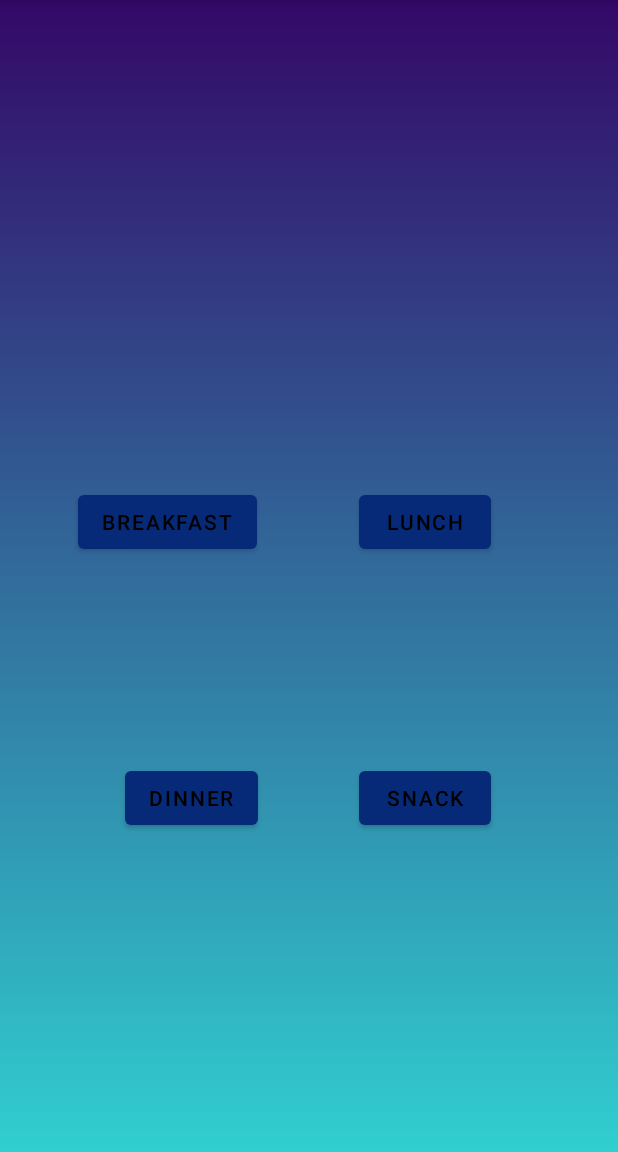
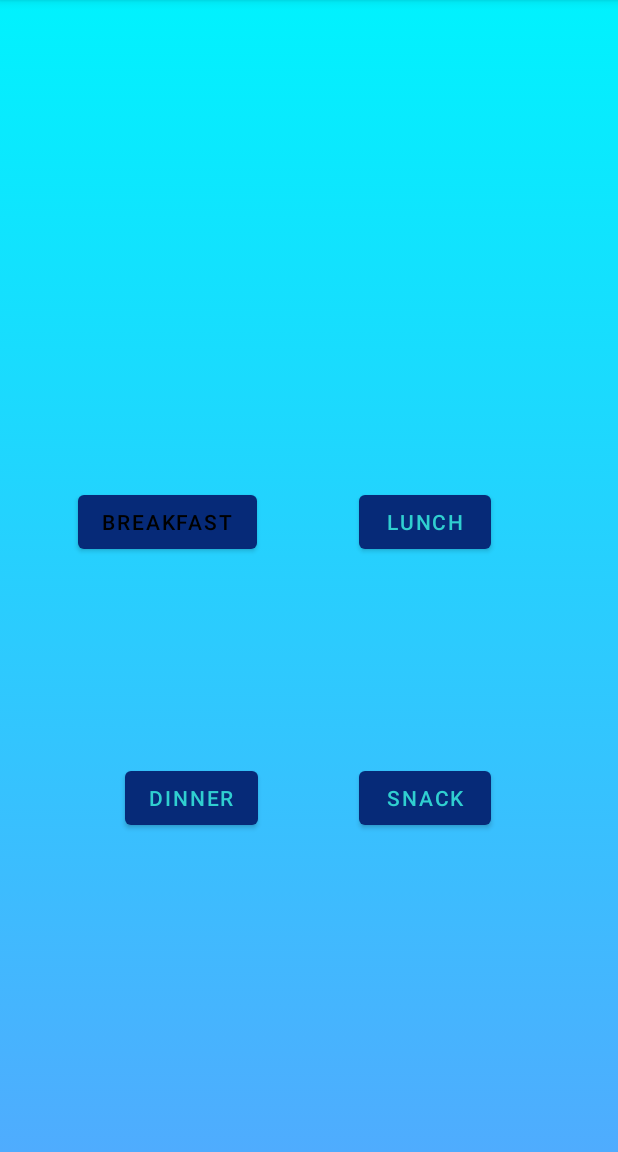
Before and after one commit to Shafi-Hassan/CalorieTracker, an Android app: the Daily screen opened directly, with no data from a screen before it, on a phone screen of 412 x 824 dp, the part 84-1236 px from its top. Run offline under Robolectric (Android 15) with nearby library versions, the phone set to English and light mode, and no system bars.

Commit message:
Added Gradient to Daily page

```diff
--- /dev/null
+++ b/app/src/main/res/drawable/daily_g_b.xml
@@ -0,0 +1,12 @@
+<?xml version="1.0" encoding="utf-8"?>
+<selector xmlns:android="http://schemas.android.com/apk/res/android">
+    <item>
+        <shape>
+            <gradient
+                android:angle="90"
+                android:startColor="#4facfe"
+                android:endColor="#00f2fe"
+                android:type="linear"/>
+        </shape>
+    </item>
+</selector>
--- a/app/src/main/res/layout/activity_main2.xml
+++ b/app/src/main/res/layout/activity_main2.xml
@@ -32,8 +32,8 @@
         android:layout_marginLeft="5dp"
         android:layout_marginTop="35dp"
         android:hint="Name"
-        android:textColorHint="@color/white"
-        android:textColor="@color/white"
+        android:textColorHint="#30cfd0"
+        android:textColor="#30cfd0"
 
         />
     <Button
@@ -44,6 +44,7 @@
         app:layout_constraintRight_toRightOf="parent"
         android:layout_marginTop="15dp"
         android:text="Submit"
+        android:textColor="#30cfd0"
         android:id="@+id/submit"
 
         />
--- a/app/src/main/res/layout/daily.xml
+++ b/app/src/main/res/layout/daily.xml
@@ -5,7 +5,7 @@
     android:layout_width="match_parent"
     android:layout_height="match_parent"
     tools:context=".Daily"
-    android:background="@drawable/settings_g_b"
+    android:background="@drawable/daily_g_b"
     >
 
 
@@ -29,7 +29,9 @@
         app:layout_constraintBottom_toBottomOf="parent"
         app:layout_constraintHorizontal_bias="0.739"
         app:layout_constraintLeft_toLeftOf="parent"
-        app:layout_constraintRight_toRightOf="parent" />
+        app:layout_constraintRight_toRightOf="parent"
+        android:textColor="#30cfd0"
+        />
 
     <Button
         android:id="@+id/dinner"
@@ -40,7 +42,9 @@
         app:layout_constraintBottom_toBottomOf="parent"
         app:layout_constraintHorizontal_bias="0.257"
         app:layout_constraintLeft_toLeftOf="parent"
-        app:layout_constraintRight_toRightOf="parent" />
+        app:layout_constraintRight_toRightOf="parent"
+        android:textColor="#30cfd0"
+        />
 
     <Button
         android:id="@+id/snack"
@@ -51,5 +55,7 @@
         app:layout_constraintBottom_toBottomOf="parent"
         app:layout_constraintHorizontal_bias="0.739"
         app:layout_constraintLeft_toLeftOf="parent"
-        app:layout_constraintRight_toRightOf="parent" />
+        app:layout_constraintRight_toRightOf="parent"
+        android:textColor="#30cfd0"
+        />
 </androidx.constraintlayout.widget.ConstraintLayout>
--- a/app/src/main/res/values/strings.xml
+++ b/app/src/main/res/values/strings.xml
@@ -4,4 +4,5 @@
     <string name="daily">Daily</string>
     <string name="calender">Calendar</string>
     <string name="home">Home</string>
+    <string name="Carbs">Enter Carbohydrates(g)</string>
 </resources>
```
Also changed, not shown: app/src/main/res/layout/activity_main.xml (+4 -4 lines).
